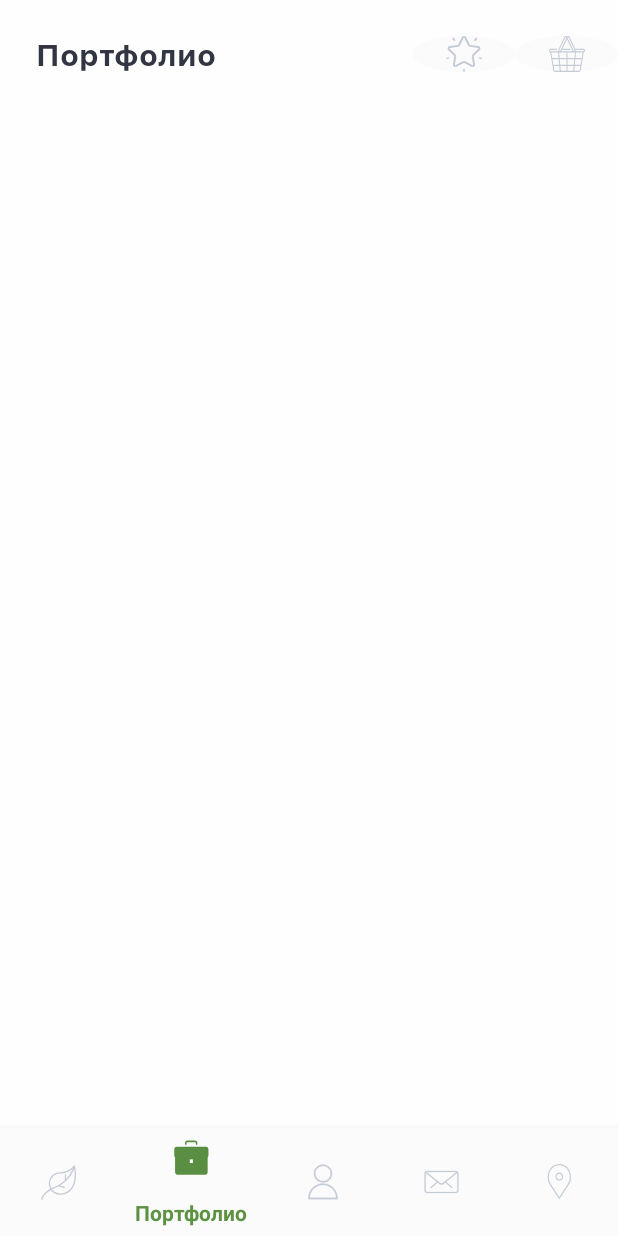
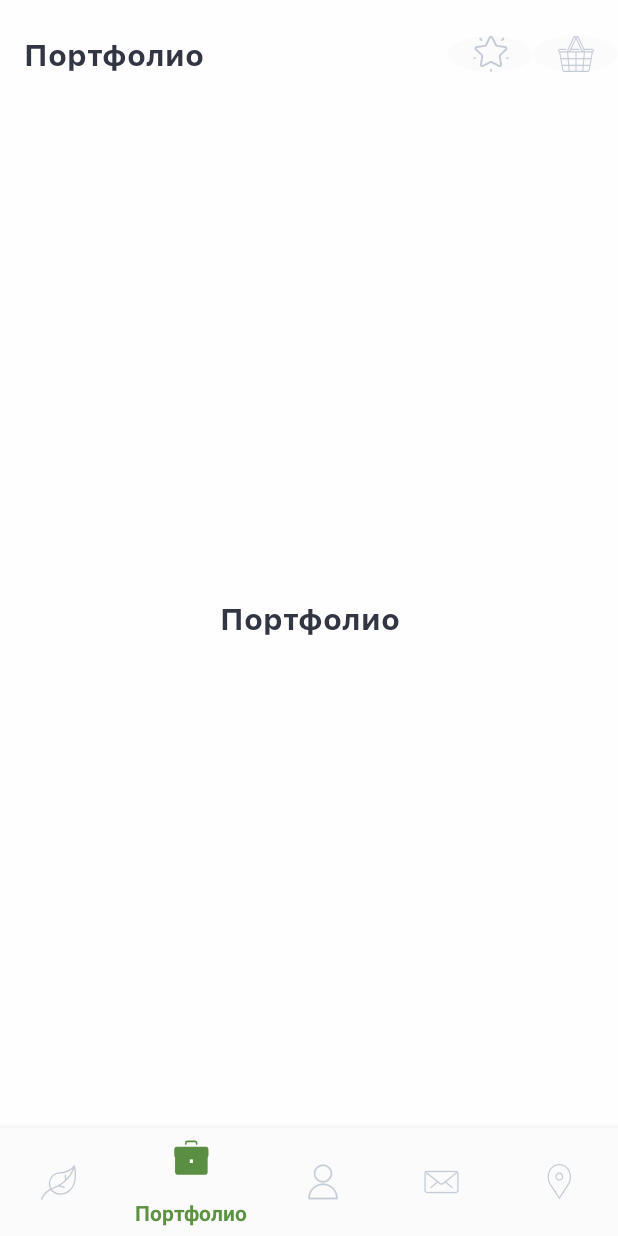
Before and after one commit to epifanov-lab/GreenPremium, an Android app: the MainActivity screen opened directly, with no data from a screen before it, item 2 of the bottom bar chosen, on a phone screen of 412 x 824 dp. Run offline under Robolectric (Android 15) with nearby library versions, the phone set to English and light mode, and no system bars.

Commit message:
main screen st.2 tabs navigation

```diff
--- a/app/src/main/java/com/lab/greenpremium/ui/base/BaseActivity.kt
+++ b/app/src/main/java/com/lab/greenpremium/ui/base/BaseActivity.kt
@@ -1,7 +1,9 @@
 package com.lab.greenpremium.ui.base
 
 import android.content.Intent
+import android.support.v4.app.Fragment
 import android.support.v7.app.AppCompatActivity
+import com.lab.greenpremium.R
 import com.lab.greenpremium.ui.screen.auth.AuthActivity
 import com.lab.greenpremium.ui.screen.main.MainActivity
 import com.lab.greenpremium.ui.screen.start.StartActivity
@@ -21,4 +23,10 @@ abstract class BaseActivity : AppCompatActivity() {
         startActivity(Intent(this, MainActivity::class.java))
     }
 
+    protected fun swapFragment(fragment : Fragment) {
+        val transaction = supportFragmentManager.beginTransaction()
+        transaction.replace(R.id.container, fragment)
+        transaction.addToBackStack(null)
+        transaction.commit()
+    }
 }
--- a/app/src/main/java/com/lab/greenpremium/ui/screen/main/MainActivity.kt
+++ b/app/src/main/java/com/lab/greenpremium/ui/screen/main/MainActivity.kt
@@ -4,7 +4,11 @@ import android.os.Bundle
 import android.support.design.widget.BottomNavigationView
 import com.lab.greenpremium.R
 import com.lab.greenpremium.ui.base.BaseActivity
-
+import com.lab.greenpremium.ui.screen.main.contacts.ContactsFragment
+import com.lab.greenpremium.ui.screen.main.map.MapFragment
+import com.lab.greenpremium.ui.screen.main.plants.PlantFragment
+import com.lab.greenpremium.ui.screen.main.portfolio.PortfolioFragment
+import com.lab.greenpremium.ui.screen.main.profile.ProfileFragment
 import kotlinx.android.synthetic.main.activity_main.*
 
 class MainActivity : BaseActivity() {
@@ -13,26 +17,31 @@ class MainActivity : BaseActivity() {
         when (item.itemId) {
             R.id.nav_plants -> {
                 message.setText(R.string.title_plants)
+                swapFragment(PlantFragment.newInstance())
                 return@OnNavigationItemSelectedListener true
             }
 
             R.id.nav_portfolio -> {
                 message.setText(R.string.title_portfolio)
+                swapFragment(PortfolioFragment.newInstance())
                 return@OnNavigationItemSelectedListener true
             }
 
             R.id.nav_profile -> {
                 message.setText(R.string.title_profile)
+                swapFragment(ProfileFragment.newInstance())
                 return@OnNavigationItemSelectedListener true
             }
 
             R.id.nav_contacts -> {
                 message.setText(R.string.title_contacts)
+                swapFragment(ContactsFragment.newInstance())
                 return@OnNavigationItemSelectedListener true
             }
 
             R.id.nav_map -> {
                 message.setText(R.string.title_map)
+                swapFragment(MapFragment.newInstance())
                 return@OnNavigationItemSelectedListener true
             }
         }
@@ -45,5 +54,7 @@ class MainActivity : BaseActivity() {
 
         navigation.itemIconTintList = null
         navigation.setOnNavigationItemSelectedListener(mOnNavigationItemSelectedListener)
+
+        swapFragment(PlantFragment.newInstance())
     }
 }
--- /dev/null
+++ b/app/src/main/java/com/lab/greenpremium/ui/screen/main/plants/PlantFragment.kt
@@ -0,0 +1,21 @@
+package com.lab.greenpremium.ui.screen.main.plants
+
+import android.os.Bundle
+import android.support.v4.app.Fragment
+import android.view.LayoutInflater
+import android.view.View
+import android.view.ViewGroup
+import com.lab.greenpremium.R
+
+
+class PlantFragment : Fragment() {
+
+    companion object {
+        val TAG: String = PlantFragment::class.java.simpleName
+        fun newInstance() = PlantFragment()
+    }
+
+    override fun onCreateView(inflater: LayoutInflater, container: ViewGroup?, savedInstanceState: Bundle?): View? {
+        return inflater.inflate(R.layout.fragment_plants, container, false)
+    }
+}
--- /dev/null
+++ b/app/src/main/java/com/lab/greenpremium/ui/screen/main/portfolio/PortfolioFragment.kt
@@ -0,0 +1,21 @@
+package com.lab.greenpremium.ui.screen.main.portfolio
+
+import android.os.Bundle
+import android.support.v4.app.Fragment
+import android.view.LayoutInflater
+import android.view.View
+import android.view.ViewGroup
+import com.lab.greenpremium.R
+
+
+class PortfolioFragment : Fragment() {
+
+    companion object {
+        val TAG: String = PortfolioFragment::class.java.simpleName
+        fun newInstance() = PortfolioFragment()
+    }
+
+    override fun onCreateView(inflater: LayoutInflater, container: ViewGroup?, savedInstanceState: Bundle?): View? {
+        return inflater.inflate(R.layout.fragment_portfolio, container, false)
+    }
+}
--- a/app/src/main/res/layout/activity_main.xml
+++ b/app/src/main/res/layout/activity_main.xml
@@ -2,35 +2,34 @@
 <RelativeLayout xmlns:android="http://schemas.android.com/apk/res/android"
                 xmlns:app="http://schemas.android.com/apk/res-auto"
                 xmlns:tools="http://schemas.android.com/tools"
-                android:id="@+id/container"
                 android:layout_width="match_parent"
                 android:layout_height="match_parent"
                 android:background="@color/white_bcg"
                 tools:context=".ui.screen.main.MainActivity">
 
+    <Toolbar
+        android:id="@+id/toolbar"
+        android:layout_width="match_parent"
+        android:layout_height="@dimen/space_huge_6"
+        android:orientation="horizontal">
+
         <LinearLayout
             android:layout_width="match_parent"
-        android:layout_height="@dimen/space_huge_6"
+            android:layout_height="match_parent"
+            android:gravity="center_vertical"
             android:orientation="horizontal">
 
             <TextView
                 android:id="@+id/message"
                 android:layout_width="0dp"
                 android:layout_height="match_parent"
-            android:layout_weight="10"
+                android:layout_weight="5"
                 android:fontFamily="@font/sfuitext_bold"
                 android:gravity="center_vertical"
-            android:paddingLeft="@dimen/space_medium_2"
                 android:text="@string/title_plants"
                 android:textColor="@color/black"
                 android:textSize="@dimen/font_size_20"/>
 
-        <LinearLayout
-            android:layout_width="0dp"
-            android:layout_height="match_parent"
-            android:layout_weight="5"
-            android:gravity="center"
-            android:orientation="horizontal">
 
             <ImageButton
                 android:id="@+id/button_favorites"
@@ -49,9 +48,14 @@
                 android:src="@drawable/ic_shopping_basket"/>
 
         </LinearLayout>
+    </Toolbar>
 
-    </LinearLayout>
-
+    <FrameLayout
+        android:id="@+id/container"
+        android:layout_width="match_parent"
+        android:layout_height="match_parent"
+        android:layout_above="@id/navigation"
+        android:layout_below="@id/toolbar"/>
 
     <android.support.design.widget.BottomNavigationView
         android:id="@+id/navigation"
--- /dev/null
+++ b/app/src/main/res/layout/fragment_portfolio.xml
@@ -0,0 +1,16 @@
+<?xml version="1.0" encoding="utf-8"?>
+<RelativeLayout xmlns:android="http://schemas.android.com/apk/res/android"
+                android:layout_width="match_parent"
+                android:layout_height="match_parent">
+
+    <TextView
+        android:id="@+id/test"
+        android:layout_width="match_parent"
+        android:layout_height="match_parent"
+        android:fontFamily="@font/sfuitext_bold"
+        android:gravity="center"
+        android:text="@string/title_portfolio"
+        android:textColor="@color/black"
+        android:textSize="@dimen/font_size_20"/>
+
+</RelativeLayout>
```
Also changed, not shown: app/src/main/java/com/lab/greenpremium/ui/screen/main/contacts/ContactsFragment.kt (added, +21 -0 lines), app/src/main/java/com/lab/greenpremium/ui/screen/main/map/MapFragment.kt (added, +21 -0 lines), app/src/main/java/com/lab/greenpremium/ui/screen/main/profile/ProfileFragment.kt (added, +21 -0 lines), app/src/main/res/layout/fragment_contacts.xml (added, +16 -0 lines), app/src/main/res/layout/fragment_map.xml (added, +16 -0 lines), app/src/main/res/layout/fragment_plants.xml (added, +16 -0 lines), app/src/main/res/layout/fragment_profile.xml (added, +16 -0 lines). Lines whose indentation alone changed are shown as unchanged.
